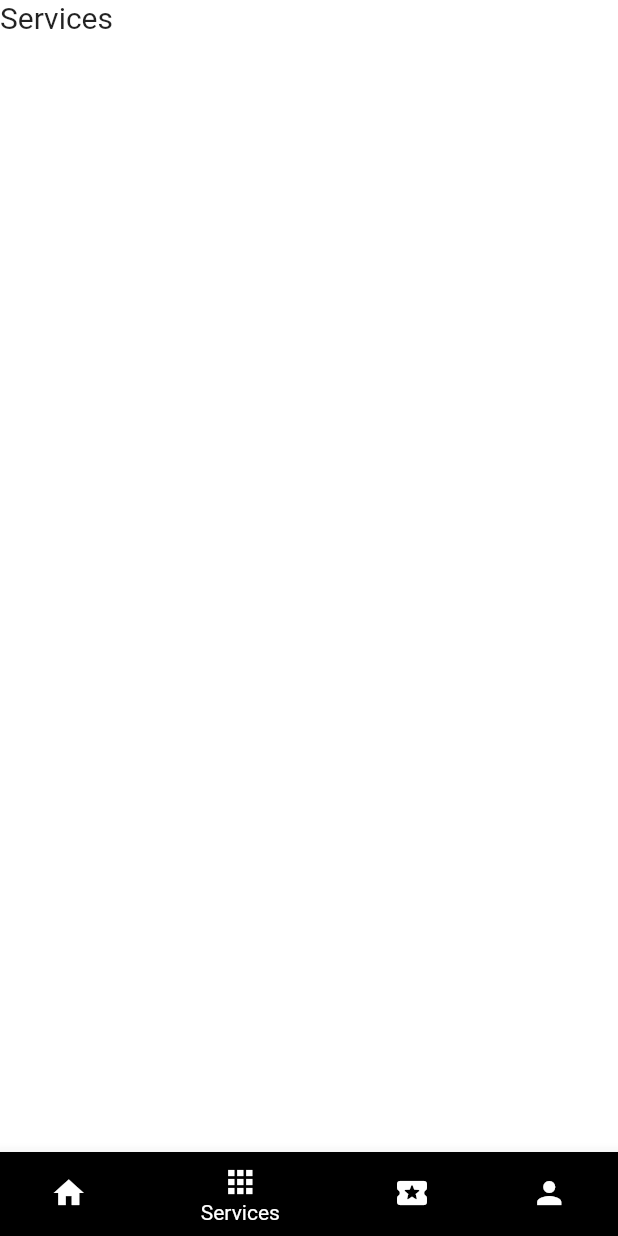
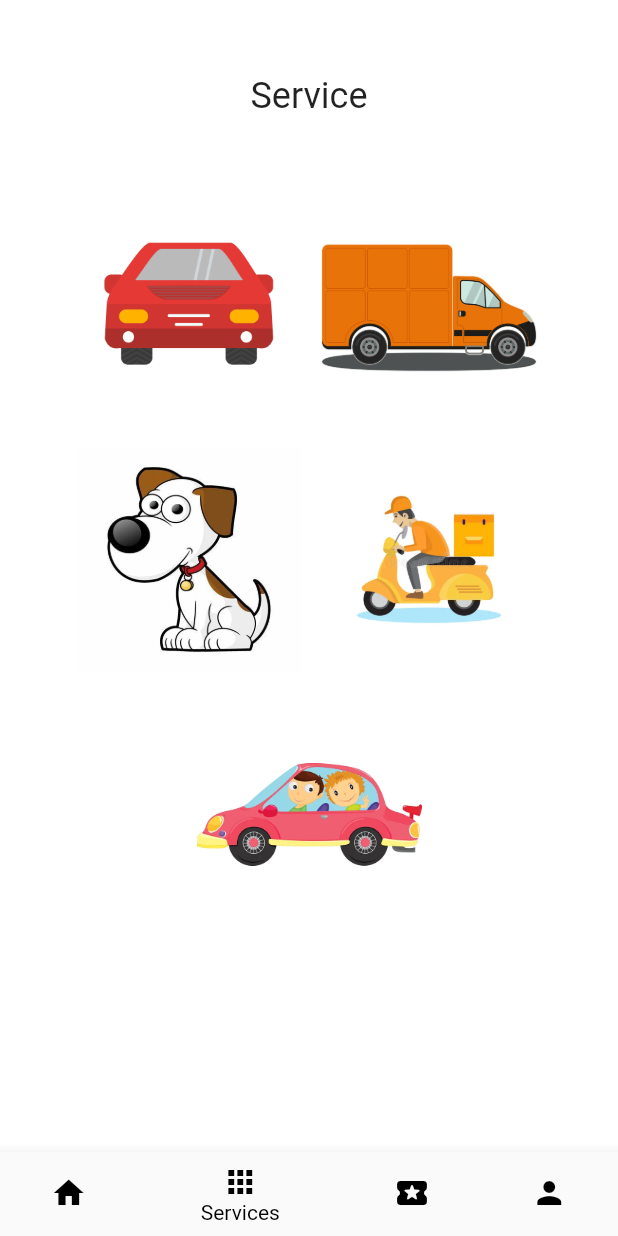
Before and after one commit to roshant29/trialshopy_1, a Flutter app: the screen it shows after launch, item 2 of the bottom bar chosen, on a phone screen of 412 x 824 dp. Run offline on Flutter 3.47's test engine with Material 2 defaults, Android fonts, the phone set to English and light mode, and no system bars.

Commit message:
done services

```diff
--- a/lib/nav.dart
+++ b/lib/nav.dart
@@ -32,28 +32,41 @@ class _NavState extends State<Nav> {
       bottomNavigationBar: BottomNavigationBar(
         items: const <BottomNavigationBarItem>[
           BottomNavigationBarItem(
-              icon: Icon(Icons.home),
-              label: 'Home',
-              backgroundColor: Colors.black,
-              tooltip: 'Home'),
-          BottomNavigationBarItem(
-            icon: Icon(Icons.apps),
-            label: 'Services',
-            backgroundColor: Colors.black,
+            icon: Icon(
+              Icons.home,
+              color: Colors.black,
+            ),
+            label: 'Home',
+            tooltip: 'Home',
           ),
           BottomNavigationBarItem(
-            icon: Icon(Icons.local_activity_rounded),
-            label: 'Activity',
-            backgroundColor: Colors.black,
+            icon: Icon(
+              Icons.apps,
+              color: Colors.black,
+            ),
+            label: 'Services',
           ),
           BottomNavigationBarItem(
-            icon: Icon(Icons.person),
+            icon: Icon(
+              Icons.local_activity_rounded,
+              color: Colors.black,
+            ),
+            label: 'Activity',
+          ),
+          BottomNavigationBarItem(
+            icon: Icon(
+              Icons.person,
+              color: Colors.black,
+            ),
             label: 'profile',
-            backgroundColor: Colors.black,
           ),
         ],
         currentIndex: _selectedIndex,
         onTap: _onItemTap,
+        selectedItemColor: Colors.black,
+        selectedLabelStyle: const TextStyle(
+            color: Color.fromARGB(
+                255, 18, 18, 18)), // Change this to your desired color
       ),
     );
   }
--- a/lib/servicescreen.dart
+++ b/lib/servicescreen.dart
@@ -12,17 +12,77 @@ class ServiceScreen extends StatefulWidget {
 class _ServiceScreenState extends State<ServiceScreen> {
   @override
   Widget build(BuildContext context) {
-    return const Scaffold(
-      backgroundColor: Colors.white,
-      body: Column(
-        children: [
-          SafeArea(
-              child: Text(
-            'Services',
-            style: TextStyle(fontSize: 20),
-          ))
-        ],
-      ),
-    );
+    return Scaffold(
+        backgroundColor: Colors.white,
+        body: SafeArea(
+          child: SingleChildScrollView(
+            child: Column(
+              mainAxisAlignment: MainAxisAlignment.center,
+              children: [
+                const SizedBox(
+                  height: 50,
+                ),
+                const Text(
+                  'Service',
+                  style: TextStyle(fontSize: 24),
+                ),
+                const SizedBox(
+                  height: 50,
+                ),
+                Row(
+                  mainAxisAlignment: MainAxisAlignment.center,
+                  children: [
+                    SizedBox(
+                      height: 150,
+                      width: 150,
+                      child: Image.asset('images/car.jpg'),
+                    ),
+                    const SizedBox(
+                      width: 10,
+                    ),
+                    SizedBox(
+                      height: 150,
+                      width: 150, // 50% of screen width
+                      child: Image.asset(
+                        'images/package.jpg',
+                      ),
+                    )
+                  ],
+                ),
+                const SizedBox(
+                  height: 20,
+                ),
+                Row(
+                  mainAxisAlignment: MainAxisAlignment.center,
+                  children: [
+                    SizedBox(
+                      height: 150,
+                      width: 150,
+                      child: Image.asset('images/dog.jpeg'),
+                    ),
+                    const SizedBox(
+                      width: 10,
+                    ),
+                    SizedBox(
+                        height: 150,
+                        width: 150,
+                        child: Image.asset(
+                          'images/R.jpeg',
+                        ))
+                  ],
+                ),
+                const SizedBox(
+                  height: 20,
+                ),
+                SizedBox(
+                    height: 150,
+                    width: 150,
+                    child: Image.asset(
+                      'images/ridepool.jpg',
+                    ))
+              ],
+            ),
+          ),
+        ));
   }
 }
--- a/lib/walletscreen.dart
+++ /dev/null
@@ -1,17 +0,0 @@
-// This file contains the widgets of wallet
-
-import 'package:flutter/material.dart';
-
-class WalletScreen extends StatefulWidget {
-  const WalletScreen({super.key});
-
-  @override
-  State<WalletScreen> createState() => _WalletScreenState();
-}
-
-class _WalletScreenState extends State<WalletScreen> {
-  @override
-  Widget build(BuildContext context) {
-    return const Placeholder();
-  }
-}
```
Also changed, not shown: pubspec.yaml (+7 -4 lines), images/R.jpeg (added), images/car.jpg (added), images/dog.jpeg (added), images/package.jpg (added), images/ridepool.jpg (added).
